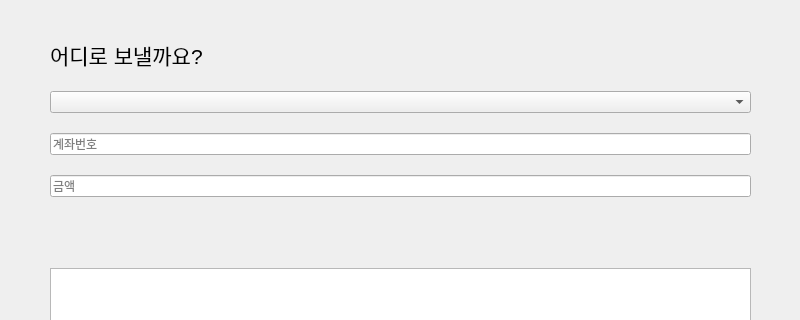
Qt form ui/transfer-page.ui (Veda-Qt/project) before a commit; both pictures show x 0 to 800 and y 0 to 320 of the 800 by 500 pixel window.
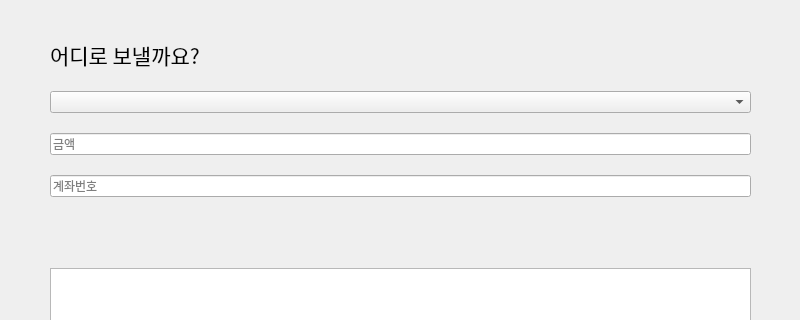
The same form after that commit. Icons and pictures are not drawn.

Commit message: CLEANUP: changed text font to Noto Sans KR

Patch:
```diff
--- a/ui/transfer-page.ui
+++ b/ui/transfer-page.ui
@@ -25,7 +25,7 @@
      <height>501</height>
     </rect>
    </property>
-   <layout class="QVBoxLayout" name="vlay3" stretch="0,2,2,2,0,5">
+   <layout class="QVBoxLayout" name="vlay3" stretch="0,2,2,0,0,5">
     <property name="leftMargin">
      <number>50</number>
     </property>
@@ -48,6 +48,7 @@
       </property>
       <property name="font">
        <font>
+        <family>Noto Sans KR</family>
         <pointsize>16</pointsize>
        </font>
       </property>
@@ -63,13 +64,6 @@
       </property>
      </widget>
     </item>
-    <item>
-     <widget class="QLineEdit" name="ledit_acnt_num">
-      <property name="placeholderText">
-       <string>계좌번호</string>
-      </property>
-     </widget>
-    </item>
     <item>
      <widget class="QLineEdit" name="ledit_money">
       <property name="placeholderText">
@@ -77,6 +71,13 @@
       </property>
      </widget>
     </item>
+    <item>
+     <widget class="QLineEdit" name="ledit_acnt_num">
+      <property name="placeholderText">
+       <string>계좌번호</string>
+      </property>
+     </widget>
+    </item>
     <item>
      <layout class="QHBoxLayout" name="hlay4_tranfer">
       <property name="spacing">
```
The commit also changes 2 other files.
